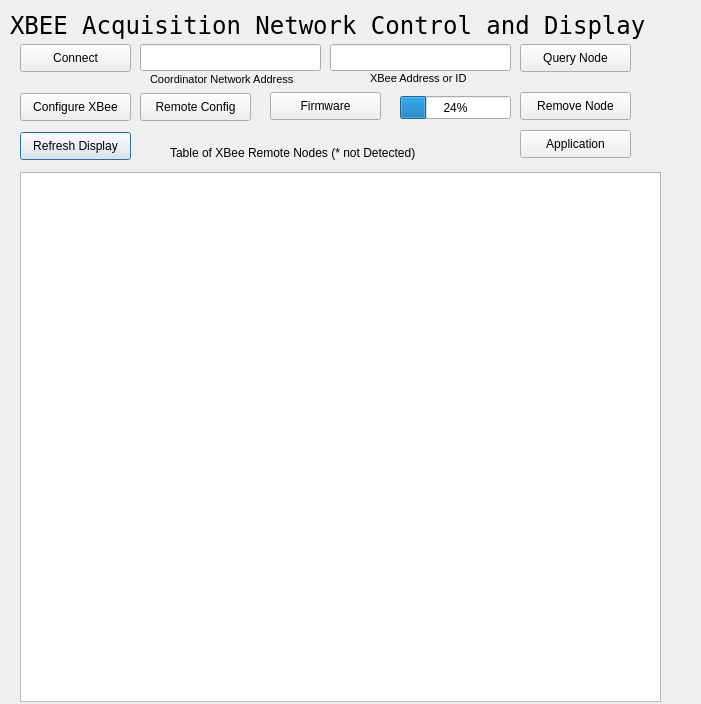
Old version of the form XBee-GUI/xbee-control.ui in the repository ksarkies/XBee-Acquisition.
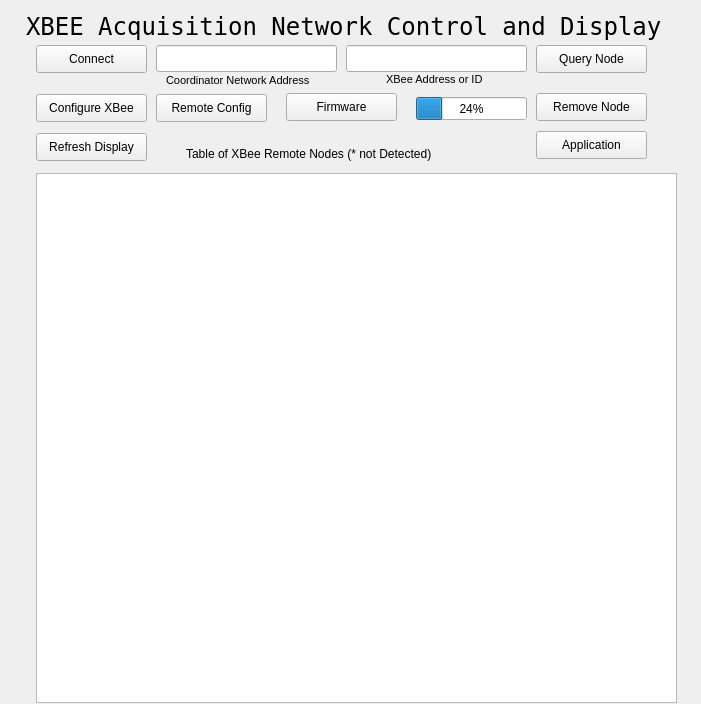
New version of the form.

Commit message: GUI: change the local-dialog to a non-modal widget xbee-control to ensure it will not interfere with the other windows. Change the main window to a widget also. Disable the row select checkbox and send a terminate signal from the xbee-control to release the row select. This will allow multiple configuration windows to stay around until closed.

The edit to the form file:
```diff
--- a/XBee-GUI/xbee-control.ui
+++ b/XBee-GUI/xbee-control.ui
@@ -1,7 +1,10 @@
 <?xml version="1.0" encoding="UTF-8"?>
 <ui version="4.0">
- <class>XbeeControlDialog</class>
- <widget class="QDialog" name="XbeeControlDialog">
+ <class>XBeeControlWidget</class>
+ <widget class="QWidget" name="XBeeControlWidget">
+  <property name="windowModality">
+   <enum>Qt::WindowModal</enum>
+  </property>
   <property name="geometry">
    <rect>
     <x>0</x>
@@ -10,39 +13,14 @@
     <height>704</height>
    </rect>
   </property>
-  <property name="font">
-   <font>
-    <weight>50</weight>
-    <bold>false</bold>
-   </font>
-  </property>
   <property name="windowTitle">
-   <string>XBee Diagnostic Tool</string>
+   <string>XBee Acquisition</string>
   </property>
-  <widget class="QLabel" name="title">
-   <property name="geometry">
-    <rect>
-     <x>10</x>
-     <y>10</y>
-     <width>641</width>
-     <height>31</height>
-    </rect>
-   </property>
-   <property name="font">
-    <font>
-     <family>Andale Mono</family>
-     <pointsize>18</pointsize>
-    </font>
-   </property>
-   <property name="text">
-    <string>XBEE Acquisition Network Control and Display</string>
-   </property>
-  </widget>
   <widget class="QPushButton" name="refreshListButton">
    <property name="geometry">
     <rect>
-     <x>20</x>
-     <y>132</y>
+     <x>36</x>
+     <y>133</y>
      <width>111</width>
      <height>28</height>
     </rect>
@@ -54,53 +32,11 @@
     <string>Refresh Display</string>
    </property>
   </widget>
-  <widget class="QTableView" name="nodeTable">
-   <property name="geometry">
-    <rect>
-     <x>20</x>
-     <y>172</y>
-     <width>641</width>
-     <height>530</height>
-    </rect>
-   </property>
-   <attribute name="verticalHeaderVisible">
-    <bool>false</bool>
-   </attribute>
-  </widget>
-  <widget class="QLabel" name="nodeTableLabel">
-   <property name="geometry">
-    <rect>
-     <x>170</x>
-     <y>144</y>
-     <width>311</width>
-     <height>17</height>
-    </rect>
-   </property>
-   <property name="text">
-    <string>Table of XBee Remote Nodes (* not Detected)</string>
-   </property>
-  </widget>
-  <widget class="QPushButton" name="firmwareButton">
-   <property name="geometry">
-    <rect>
-     <x>270</x>
-     <y>92</y>
-     <width>111</width>
-     <height>28</height>
-    </rect>
-   </property>
-   <property name="toolTip">
-    <string>&lt;html&gt;&lt;head/&gt;&lt;body&gt;&lt;p&gt;Upload Firmware to remote node. Select a node from the tabnle.&lt;/p&gt;&lt;/body&gt;&lt;/html&gt;</string>
-   </property>
-   <property name="text">
-    <string>Firmware</string>
-   </property>
-  </widget>
   <widget class="QPushButton" name="configButton">
    <property name="geometry">
     <rect>
-     <x>20</x>
-     <y>93</y>
+     <x>36</x>
+     <y>94</y>
      <width>111</width>
      <height>28</height>
     </rect>
@@ -115,8 +51,8 @@
   <widget class="QPushButton" name="remoteConfigButton">
    <property name="geometry">
     <rect>
-     <x>140</x>
-     <y>93</y>
+     <x>156</x>
+     <y>94</y>
      <width>111</width>
      <height>28</height>
     </rect>
@@ -131,8 +67,8 @@
   <widget class="QProgressBar" name="uploadProgressBar">
    <property name="geometry">
     <rect>
-     <x>400</x>
-     <y>96</y>
+     <x>416</x>
+     <y>97</y>
      <width>111</width>
      <height>23</height>
     </rect>
@@ -141,11 +77,60 @@
     <number>24</number>
    </property>
   </widget>
+  <widget class="QLabel" name="nodeAddressLabel">
+   <property name="geometry">
+    <rect>
+     <x>386</x>
+     <y>71</y>
+     <width>111</width>
+     <height>17</height>
+    </rect>
+   </property>
+   <property name="font">
+    <font>
+     <pointsize>8</pointsize>
+    </font>
+   </property>
+   <property name="text">
+    <string>XBee Address or ID</string>
+   </property>
+  </widget>
+  <widget class="QLineEdit" name="nodeAddress">
+   <property name="geometry">
+    <rect>
+     <x>346</x>
+     <y>45</y>
+     <width>181</width>
+     <height>27</height>
+    </rect>
+   </property>
+   <property name="toolTip">
+    <string>&lt;html&gt;&lt;head/&gt;&lt;body&gt;&lt;p&gt;Address of the remote machine with the coordinator process running.&lt;/p&gt;&lt;/body&gt;&lt;/html&gt;</string>
+   </property>
+  </widget>
+  <widget class="QLabel" name="connectAddressLabel">
+   <property name="geometry">
+    <rect>
+     <x>166</x>
+     <y>72</y>
+     <width>161</width>
+     <height>17</height>
+    </rect>
+   </property>
+   <property name="font">
+    <font>
+     <pointsize>8</pointsize>
+    </font>
+   </property>
+   <property name="text">
+    <string>Coordinator Network Address</string>
+   </property>
+  </widget>
   <widget class="QPushButton" name="connectButton">
    <property name="geometry">
     <rect>
-     <x>20</x>
-     <y>44</y>
+     <x>36</x>
+     <y>45</y>
      <width>111</width>
      <height>28</height>
     </rect>
@@ -157,24 +142,24 @@
     <string>Connect</string>
    </property>
   </widget>
-  <widget class="QLineEdit" name="connectAddress">
+  <widget class="QTableView" name="nodeTable">
    <property name="geometry">
     <rect>
-     <x>140</x>
-     <y>44</y>
-     <width>181</width>
-     <height>27</height>
+     <x>36</x>
+     <y>173</y>
+     <width>641</width>
+     <height>530</height>
     </rect>
    </property>
-   <property name="toolTip">
-    <string>&lt;html&gt;&lt;head/&gt;&lt;body&gt;&lt;p&gt;Address of the remote machine with the coordinator process running.&lt;/p&gt;&lt;/body&gt;&lt;/html&gt;</string>
-   </property>
+   <attribute name="verticalHeaderVisible">
+    <bool>false</bool>
+   </attribute>
   </widget>
   <widget class="QPushButton" name="removeNodeButton">
    <property name="geometry">
     <rect>
-     <x>520</x>
-     <y>92</y>
+     <x>536</x>
+     <y>93</y>
      <width>111</width>
      <height>28</height>
     </rect>
@@ -186,24 +171,11 @@
     <string>Remove Node</string>
    </property>
   </widget>
-  <widget class="QLineEdit" name="nodeAddress">
-   <property name="geometry">
-    <rect>
-     <x>330</x>
-     <y>44</y>
-     <width>181</width>
-     <height>27</height>
-    </rect>
-   </property>
-   <property name="toolTip">
-    <string>&lt;html&gt;&lt;head/&gt;&lt;body&gt;&lt;p&gt;Address of the remote machine with the coordinator process running.&lt;/p&gt;&lt;/body&gt;&lt;/html&gt;</string>
-   </property>
-  </widget>
   <widget class="QPushButton" name="queryNodeButton">
    <property name="geometry">
     <rect>
-     <x>520</x>
-     <y>44</y>
+     <x>536</x>
+     <y>45</y>
      <width>111</width>
      <height>28</height>
     </rect>
@@ -215,47 +187,72 @@
     <string>Query Node</string>
    </property>
   </widget>
-  <widget class="QLabel" name="connectAddressLabel">
+  <widget class="QLabel" name="nodeTableLabel">
    <property name="geometry">
     <rect>
-     <x>150</x>
-     <y>71</y>
-     <width>161</width>
+     <x>186</x>
+     <y>145</y>
+     <width>311</width>
      <height>17</height>
     </rect>
    </property>
-   <property name="font">
-    <font>
-     <pointsize>8</pointsize>
-    </font>
-   </property>
    <property name="text">
-    <string>Coordinator Network Address</string>
+    <string>Table of XBee Remote Nodes (* not Detected)</string>
    </property>
   </widget>
-  <widget class="QLabel" name="nodeAddressLabel">
+  <widget class="QPushButton" name="firmwareButton">
    <property name="geometry">
     <rect>
-     <x>370</x>
-     <y>70</y>
+     <x>286</x>
+     <y>93</y>
      <width>111</width>
-     <height>17</height>
+     <height>28</height>
+    </rect>
+   </property>
+   <property name="toolTip">
+    <string>&lt;html&gt;&lt;head/&gt;&lt;body&gt;&lt;p&gt;Upload Firmware to remote node. Select a node from the tabnle.&lt;/p&gt;&lt;/body&gt;&lt;/html&gt;</string>
+   </property>
+   <property name="text">
+    <string>Firmware</string>
+   </property>
+  </widget>
+  <widget class="QLabel" name="title">
+   <property name="geometry">
+    <rect>
+     <x>26</x>
+     <y>11</y>
+     <width>641</width>
+     <height>31</height>
     </rect>
    </property>
    <property name="font">
     <font>
-     <pointsize>8</pointsize>
+     <family>Andale Mono</family>
+     <pointsize>18</pointsize>
     </font>
    </property>
    <property name="text">
-    <string>XBee Address or ID</string>
+    <string>XBEE Acquisition Network Control and Display</string>
+   </property>
+  </widget>
+  <widget class="QLineEdit" name="connectAddress">
+   <property name="geometry">
+    <rect>
+     <x>156</x>
+     <y>45</y>
+     <width>181</width>
+     <height>27</height>
+    </rect>
+   </property>
+   <property name="toolTip">
+    <string>&lt;html&gt;&lt;head/&gt;&lt;body&gt;&lt;p&gt;Address of the remote machine with the coordinator process running.&lt;/p&gt;&lt;/body&gt;&lt;/html&gt;</string>
    </property>
   </widget>
   <widget class="QPushButton" name="refreshListButton_2">
    <property name="geometry">
     <rect>
-     <x>520</x>
-     <y>130</y>
+     <x>536</x>
+     <y>131</y>
      <width>111</width>
      <height>28</height>
     </rect>
```
The commit also changes 8 other files.
